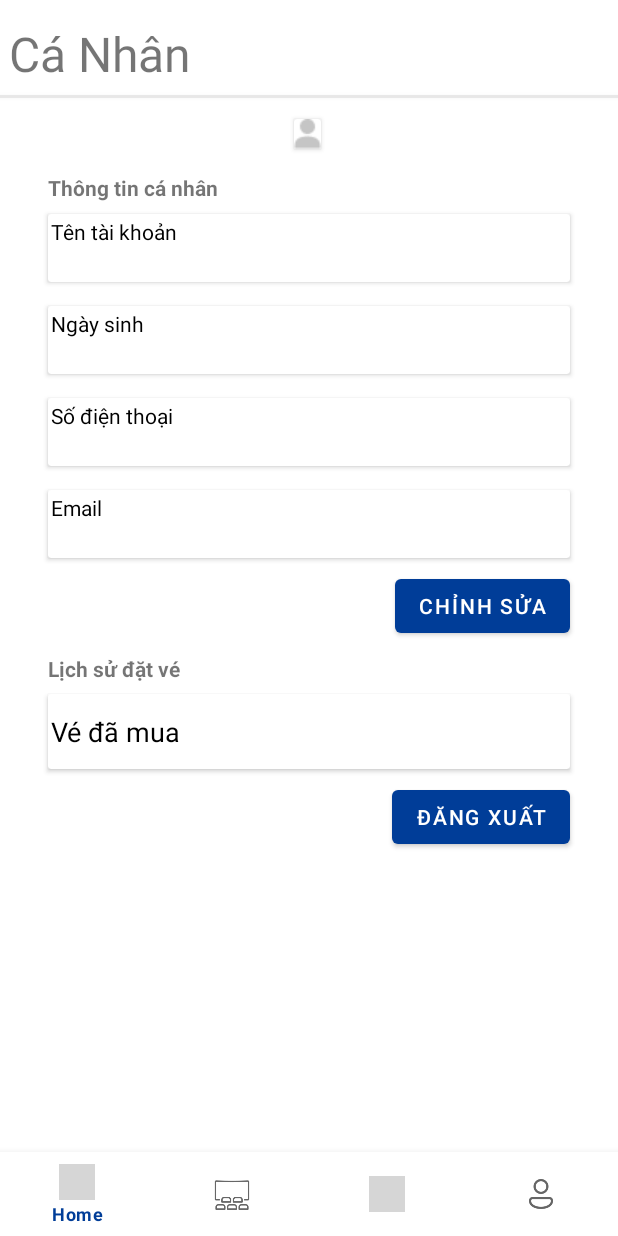
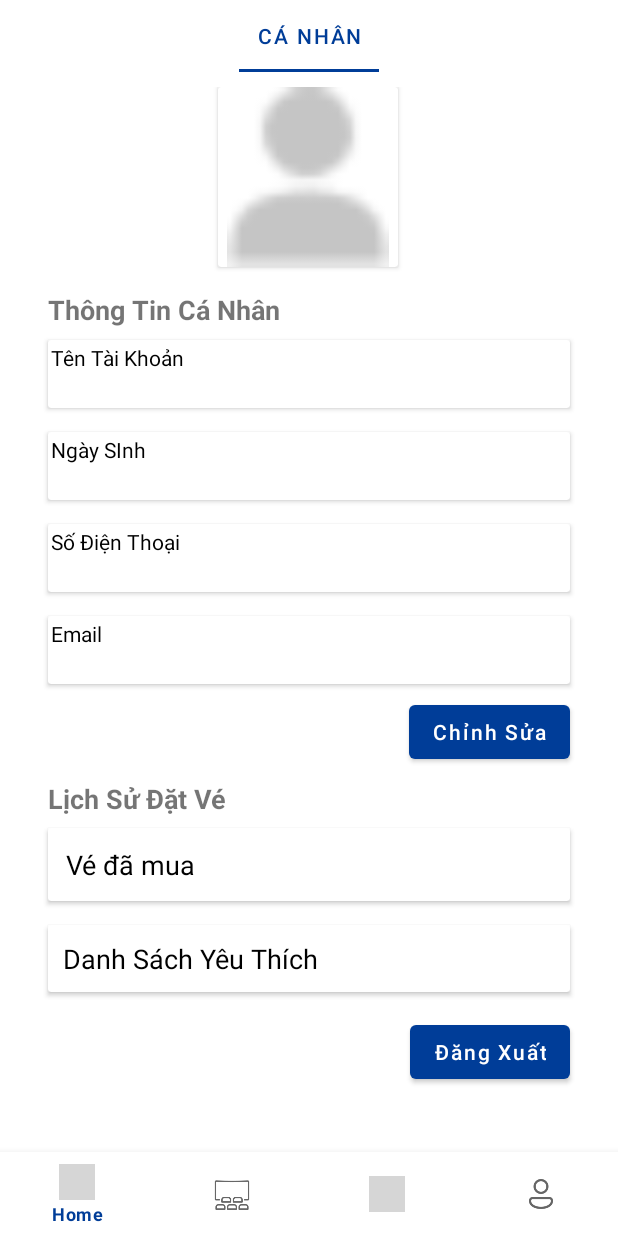
Before and after one commit to ndkhoa200400/TixTox, an Android app: the fragment TaiKhoanFragment placed in its activity, on a phone screen of 412 x 824 dp. Run offline under Robolectric (Android 15) with nearby library versions, the phone set to English and light mode, and no system bars; our stand-ins replace Firebase (no records; nobody signed in at launch, a user with empty details on screens opened directly); libraries missing offline, so code that uses them is left out: com.facebook, com.facebook.login; pictures from the network do not load; 2 statements that could not run were skipped; grey boxes are pictures that could not be loaded.

Commit message:
thêm layout wish list + item wish list

```diff
--- a/app/src/main/res/layout/fragment_tai_khoan.xml
+++ b/app/src/main/res/layout/fragment_tai_khoan.xml
@@ -1,66 +1,58 @@
 <?xml version="1.0" encoding="utf-8"?>
-<FrameLayout xmlns:android="http://schemas.android.com/apk/res/android"
+<androidx.constraintlayout.widget.ConstraintLayout xmlns:android="http://schemas.android.com/apk/res/android"
     xmlns:app="http://schemas.android.com/apk/res-auto"
     xmlns:tools="http://schemas.android.com/tools"
+    android:id="@+id/frameLayout2"
     android:layout_width="match_parent"
     android:layout_height="match_parent"
     tools:context=".AccountFragment.TaiKhoanFragment">
 
 
+    <com.google.android.material.tabs.TabLayout
+        android:id="@+id/tabLayout3"
+        android:layout_width="match_parent"
+        android:layout_height="wrap_content"
+        app:layout_constraintEnd_toEndOf="parent"
+        app:layout_constraintStart_toStartOf="parent"
+        app:layout_constraintTop_toTopOf="parent">
+
+        <com.google.android.material.tabs.TabItem
+            android:layout_width="wrap_content"
+            android:layout_height="wrap_content"
+            android:text="Cá Nhân" />
+    </com.google.android.material.tabs.TabLayout>
+
     <ScrollView
+        android:id="@+id/scrollView2"
         android:layout_width="match_parent"
-        android:layout_height="match_parent">
+        android:layout_height="0dp"
+        android:layout_marginTop="10dp"
+        app:layout_constraintBottom_toBottomOf="parent"
+        app:layout_constraintEnd_toEndOf="parent"
+        app:layout_constraintStart_toStartOf="parent"
+        app:layout_constraintTop_toBottomOf="@+id/tabLayout3">
 
         <androidx.constraintlayout.widget.ConstraintLayout
             android:layout_width="match_parent"
             android:layout_height="match_parent">
 
 
-            <Button
-                android:id="@+id/btnSignOut_Account"
-                android:layout_width="wrap_content"
-                android:layout_height="wrap_content"
-                android:layout_marginTop="8dp"
-                android:layout_marginEnd="32dp"
-                android:layout_marginBottom="8dp"
-                android:text="Đăng xuất"
-                app:layout_constraintBottom_toBottomOf="parent"
-                app:layout_constraintEnd_toEndOf="parent"
-                app:layout_constraintTop_toBottomOf="@+id/cardView5" />
-
-            <TextView
-                android:id="@+id/textView2"
-                android:layout_width="match_parent"
-                android:layout_height="wrap_content"
-                android:layout_marginTop="8dp"
-                android:lineHeight="50dp"
-                android:outlineAmbientShadowColor="#000000"
-                android:outlineProvider="bounds"
-                android:outlineSpotShadowColor="#040303"
-                android:padding="6dp"
-                android:shadowColor="#000000"
-                android:shadowDy="300"
-                android:singleLine="false"
-                android:text="Cá Nhân"
-                android:textSize="32sp"
-                app:layout_constraintStart_toStartOf="parent"
-                app:layout_constraintTop_toTopOf="parent" />
-
             <androidx.cardview.widget.CardView
                 android:id="@+id/cardView6"
                 android:layout_width="wrap_content"
                 android:layout_height="wrap_content"
-                android:layout_marginTop="16dp"
                 app:layout_constraintEnd_toEndOf="parent"
                 app:layout_constraintHorizontal_bias="0.498"
                 app:layout_constraintStart_toStartOf="parent"
-                app:layout_constraintTop_toBottomOf="@+id/textView2">
+                app:layout_constraintTop_toTopOf="parent">
 
                 <ImageView
                     android:id="@+id/imgAvatar_EditAccount"
                     android:layout_width="match_parent"
                     android:layout_height="match_parent"
                     android:layout_weight="1"
+                    android:minWidth="120dp"
+                    android:minHeight="120dp"
                     tools:src="@tools:sample/avatars" />
             </androidx.cardview.widget.CardView>
 
@@ -69,9 +61,9 @@
                 style="?android:attr/progressBarStyle"
                 android:layout_width="wrap_content"
                 android:layout_height="wrap_content"
+                android:elevation="10dp"
                 android:gravity="center"
                 app:layout_constraintBottom_toTopOf="parent"
-                android:elevation="10dp"
                 app:layout_constraintEnd_toEndOf="parent"
                 app:layout_constraintHorizontal_bias="0.5"
                 app:layout_constraintStart_toStartOf="parent"
@@ -83,7 +75,8 @@
                 android:layout_height="wrap_content"
                 android:layout_marginStart="32dp"
                 android:layout_marginTop="16dp"
-                android:text="Thông tin cá nhân"
+                android:text="Thông Tin Cá Nhân"
+                android:textSize="18sp"
                 android:textStyle="bold"
                 app:layout_constraintStart_toStartOf="parent"
                 app:layout_constraintTop_toBottomOf="@+id/cardView6" />
@@ -95,24 +88,12 @@
                 android:layout_marginStart="32dp"
                 android:layout_marginTop="8dp"
                 android:drawableBottom="#322D39"
-                android:text="Lịch sử đặt vé"
+                android:text="Lịch Sử Đặt Vé"
+                android:textSize="18sp"
                 android:textStyle="bold"
                 app:layout_constraintEnd_toEndOf="parent"
                 app:layout_constraintStart_toStartOf="parent"
                 app:layout_constraintTop_toBottomOf="@+id/btnSubmit" />
-
-            <View
-                android:id="@+id/view"
-                android:layout_width="0dp"
-                android:layout_height="2dp"
-                android:background="#4BBBBBBB"
-                android:elevation="2dp"
-                android:outlineAmbientShadowColor="#4A4A4A"
-                android:outlineSpotShadowColor="#616060"
-                app:layout_constraintEnd_toEndOf="@+id/textView2"
-                app:layout_constraintHorizontal_bias="0.0"
-                app:layout_constraintStart_toStartOf="parent"
-                app:layout_constraintTop_toBottomOf="@+id/textView2" />
 
             <androidx.cardview.widget.CardView
                 android:id="@+id/cardView1"
@@ -135,7 +116,7 @@
                         android:id="@+id/textView5"
                         android:layout_width="wrap_content"
                         android:layout_height="wrap_content"
-                        android:text="Tên tài khoản"
+                        android:text="Tên Tài Khoản"
                         android:textColor="#000000" />
 
                     <TextView
@@ -167,7 +148,7 @@
                         android:id="@+id/textView16"
                         android:layout_width="wrap_content"
                         android:layout_height="wrap_content"
-                        android:text="Ngày sinh"
+                        android:text="Ngày SInh"
                         android:textColor="#000000" />
 
                     <TextView
@@ -198,7 +179,7 @@
                         android:id="@+id/textView20"
                         android:layout_width="wrap_content"
                         android:layout_height="wrap_content"
-                        android:text="Số điện thoại"
+                        android:text="Số Điện Thoại"
                         android:textColor="#000000" />
 
                     <TextView
@@ -243,7 +224,7 @@
             <androidx.cardview.widget.CardView
                 android:id="@+id/cardView5"
                 android:layout_width="match_parent"
-                android:layout_height="50dp"
+                android:layout_height="wrap_content"
                 android:layout_marginStart="32dp"
                 android:layout_marginTop="8dp"
                 android:layout_marginEnd="32dp"
@@ -253,17 +234,30 @@
                 app:layout_constraintStart_toStartOf="parent"
                 app:layout_constraintTop_toBottomOf="@+id/textView">
 
+                <androidx.constraintlayout.widget.ConstraintLayout
+                    android:layout_width="match_parent"
+                    android:layout_height="match_parent">
+
                     <TextView
                         android:id="@+id/txtVeDaMua"
                         android:layout_width="wrap_content"
                         android:layout_height="wrap_content"
                         android:layout_gravity="clip_horizontal|center_vertical"
+                        android:layout_marginStart="10dp"
+                        android:layout_marginTop="10dp"
+                        android:layout_marginBottom="10dp"
                         android:foregroundGravity="fill_horizontal"
                         android:gravity="bottom|fill_vertical"
                         android:padding="2dp"
                         android:text="Vé đã mua"
                         android:textColor="#000000"
-                    android:textSize="18sp" />
+                        android:textSize="18sp"
+                        app:layout_constraintBottom_toBottomOf="parent"
+                        app:layout_constraintEnd_toEndOf="parent"
+                        app:layout_constraintHorizontal_bias="0.0"
+                        app:layout_constraintStart_toStartOf="parent"
+                        app:layout_constraintTop_toTopOf="parent" />
+                </androidx.constraintlayout.widget.ConstraintLayout>
 
             </androidx.cardview.widget.CardView>
 
@@ -274,10 +268,57 @@
                 android:layout_marginTop="8dp"
                 android:layout_marginEnd="32dp"
                 android:text="Chỉnh Sửa"
+                android:textAllCaps="false"
                 app:layout_constraintEnd_toEndOf="parent"
                 app:layout_constraintTop_toBottomOf="@+id/cardView4" />
+
+            <androidx.cardview.widget.CardView
+                android:id="@+id/cardView9"
+                android:layout_width="match_parent"
+                android:layout_height="wrap_content"
+                android:layout_marginStart="32dp"
+                android:layout_marginTop="16dp"
+                android:layout_marginEnd="32dp"
+                app:layout_constraintEnd_toEndOf="parent"
+                app:layout_constraintStart_toStartOf="parent"
+                app:layout_constraintTop_toBottomOf="@+id/cardView5">
+
+                <androidx.constraintlayout.widget.ConstraintLayout
+                    android:layout_width="match_parent"
+                    android:layout_height="match_parent">
+
+                    <TextView
+                        android:id="@+id/textView19"
+                        android:layout_width="wrap_content"
+                        android:layout_height="wrap_content"
+                        android:layout_marginStart="10dp"
+                        android:layout_marginTop="10dp"
+                        android:layout_marginBottom="10dp"
+                        android:text="Danh Sách Yêu Thích"
+                        android:textColor="@color/black"
+                        android:textSize="18sp"
+                        app:layout_constraintBottom_toBottomOf="parent"
+                        app:layout_constraintEnd_toEndOf="parent"
+                        app:layout_constraintHorizontal_bias="0.0"
+                        app:layout_constraintStart_toStartOf="parent"
+                        app:layout_constraintTop_toTopOf="parent" />
+                </androidx.constraintlayout.widget.ConstraintLayout>
+            </androidx.cardview.widget.CardView>
+
+            <Button
+                android:id="@+id/btnSignOut_Account"
+                android:layout_width="wrap_content"
+                android:layout_height="wrap_content"
+                android:layout_marginTop="16dp"
+                android:layout_marginEnd="32dp"
+                android:layout_marginBottom="16dp"
+                android:text="Đăng Xuất"
+                android:textAllCaps="false"
+                app:layout_constraintBottom_toBottomOf="parent"
+                app:layout_constraintEnd_toEndOf="parent"
+                app:layout_constraintTop_toBottomOf="@+id/cardView9" />
 
         </androidx.constraintlayout.widget.ConstraintLayout>
     </ScrollView>
 
-</FrameLayout>
+</androidx.constraintlayout.widget.ConstraintLayout>
```
Also changed, not shown: app/src/main/res/layout/layout_item_wishlist.xml (added, +72 -0 lines), app/src/main/res/layout/layout_ticket_booked.xml (added, +15 -0 lines), app/src/main/res/layout/layout_wishlist.xml (added, +15 -0 lines). Lines whose indentation alone changed are shown as unchanged.
